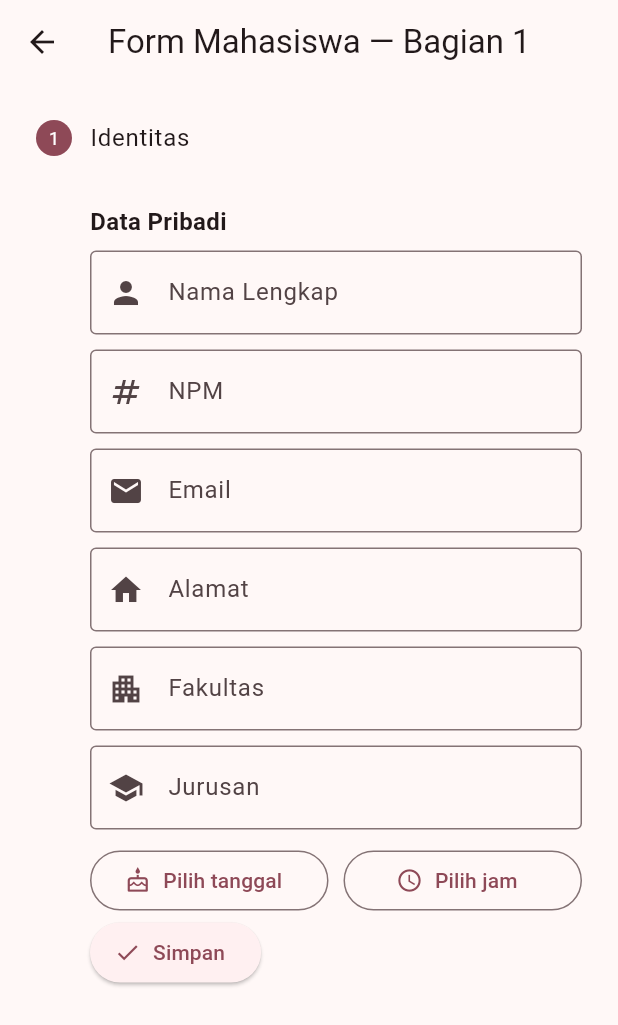
After one commit to alann00/PPB_Fatkhi-Maulana, a Flutter app: the FormMahasiswaPage screen opened by its route, on a phone screen of 412 x 824 dp. The commit adds this screen. Shown: the top 1025 px of the screen. Run offline on Flutter 3.47's test engine with Material 3 defaults, Android fonts, the phone set to English and light mode, and no system bars.

Commit message:
Tugas Minggu 2 : Menambahkan Form Mahasiswa

```diff
--- /dev/null
+++ b/lib/form_mahasiswa.dart
@@ -0,0 +1,260 @@
+import 'package:flutter/material.dart';
+
+class FormMahasiswaPage extends StatefulWidget {
+  const FormMahasiswaPage({super.key});
+
+  @override
+  State<FormMahasiswaPage> createState() => _FormMahasiswaPageState();
+}
+
+class _FormMahasiswaPageState extends State<FormMahasiswaPage> {
+  // --- Form key & step
+  final _formKey = GlobalKey<FormState>();
+  int _currentStep = 0; // hanya 1 step (index 0)
+
+  // --- Controller & field (BAGIAN 1)
+  final cNama = TextEditingController();
+  final cNpm = TextEditingController();
+  final cEmail = TextEditingController();
+  final cAlamat = TextEditingController();
+  final cFakultas = TextEditingController();
+  final cJurusan = TextEditingController();
+  DateTime? tglLahir;
+  TimeOfDay? jamBimbingan;
+
+  String get tglLahirLabel => tglLahir == null
+      ? 'Pilih tanggal'
+      : '${tglLahir!.day}/${tglLahir!.month}/${tglLahir!.year}';
+
+  String get jamLabel =>
+      jamBimbingan == null ? 'Pilih jam' : jamBimbingan!.format(context);
+
+  @override
+  void dispose() {
+    cNama.dispose();
+    cNpm.dispose();
+    cEmail.dispose();
+    cAlamat.dispose();
+    cFakultas.dispose();
+    cJurusan.dispose();
+    super.dispose();
+  }
+
+  Future<void> _pickDate() async {
+    final now = DateTime.now();
+    final res = await showDatePicker(
+      context: context,
+      firstDate: DateTime(1970),
+      lastDate: DateTime(now.year + 1),
+      initialDate: DateTime(now.year - 18, now.month, now.day),
+    );
+    if (res != null) setState(() => tglLahir = res);
+  }
+
+  Future<void> _pickTime() async {
+    final res = await showTimePicker(
+      context: context,
+      initialTime: const TimeOfDay(hour: 9, minute: 0),
+    );
+    if (res != null) setState(() => jamBimbingan = res);
+  }
+
+  void _simpan() {
+    if (!_formKey.currentState!.validate()) {
+      ScaffoldMessenger.of(context).showSnackBar(
+        const SnackBar(content: Text('Periksa kembali isian Anda.')),
+      );
+      return;
+    }
+    if (tglLahir == null) {
+      ScaffoldMessenger.of(context).showSnackBar(
+        const SnackBar(content: Text('Tanggal lahir belum dipilih')),
+      );
+      return;
+    }
+    if (jamBimbingan == null) {
+      ScaffoldMessenger.of(context).showSnackBar(
+        const SnackBar(content: Text('Jam bimbingan belum dipilih')),
+      );
+      return;
+    }
+
+    final data = {
+      'nama': cNama.text.trim(),
+      'npm': cNpm.text.trim(),
+      'email': cEmail.text.trim(),
+      'alamat': cAlamat.text.trim(),
+      'fakultas': cFakultas.text.trim(),
+      'jurusan': cJurusan.text.trim(),
+      'tglLahir': tglLahirLabel,
+      'jamBimbingan': jamLabel,
+    };
+
+    showDialog(
+      context: context,
+      builder: (_) => AlertDialog(
+        title: const Text('Ringkasan Data (Bagian 1)'),
+        content: SingleChildScrollView(
+          child: Column(
+            crossAxisAlignment: CrossAxisAlignment.start,
+            children: data.entries
+                .map(
+                  (e) => Padding(
+                    padding: const EdgeInsets.only(bottom: 8),
+                    child: Text('${e.key}: ${e.value}'),
+                  ),
+                )
+                .toList(),
+          ),
+        ),
+        actions: [
+          TextButton(
+            onPressed: () => Navigator.pop(context),
+            child: const Text('Tutup'),
+          ),
+        ],
+      ),
+    );
+  }
+
+  Widget _sectionTitle(String text) => Padding(
+    padding: const EdgeInsets.only(bottom: 8, top: 8),
+    child: Text(
+      text,
+      style: const TextStyle(fontWeight: FontWeight.bold, fontSize: 16),
+    ),
+  );
+
+  @override
+  Widget build(BuildContext context) {
+    final steps = <Step>[
+      Step(
+        title: const Text('Identitas'),
+        isActive: true,
+        state: StepState.indexed,
+        content: Column(
+          crossAxisAlignment: CrossAxisAlignment.start,
+          children: [
+            _sectionTitle('Data Pribadi'),
+            TextFormField(
+              controller: cNama,
+              decoration: const InputDecoration(
+                labelText: 'Nama Lengkap',
+                hintText: 'cth: Aulia Rahman',
+                border: OutlineInputBorder(),
+                prefixIcon: Icon(Icons.person),
+              ),
+              validator: (v) =>
+                  (v == null || v.trim().isEmpty) ? 'Nama wajib diisi' : null,
+            ),
+            const SizedBox(height: 10),
+            TextFormField(
+              controller: cNpm,
+              decoration: const InputDecoration(
+                labelText: 'NPM',
+                hintText: '231063*',
+                border: OutlineInputBorder(),
+                prefixIcon: Icon(Icons.numbers),
+              ),
+              validator: (v) =>
+                  (v == null || v.trim().isEmpty) ? 'NPM wajib diisi' : null,
+            ),
+            const SizedBox(height: 10),
+            TextFormField(
+              controller: cEmail,
+              decoration: const InputDecoration(
+                labelText: 'Email',
+                hintText: 'unsika123@gmail.com',
+                border: OutlineInputBorder(),
+                prefixIcon: Icon(Icons.email),
+              ),
+              validator: (v) =>
+                  (v == null || v.trim().isEmpty) ? 'Email wajib diisi' : null,
+            ),
+            const SizedBox(height: 10),
+            TextFormField(
+              controller: cAlamat,
+              decoration: const InputDecoration(
+                labelText: 'Alamat',
+                hintText: 'cth: Jl. Merdeka No. 123',
+                border: OutlineInputBorder(),
+                prefixIcon: Icon(Icons.home),
+              ),
+              validator: (v) =>
+                  (v == null || v.trim().isEmpty) ? 'Alamat wajib diisi' : null,
+            ),
+              const SizedBox(height: 10),
+              TextFormField(
+              controller: cFakultas,
+              decoration: const InputDecoration(
+                labelText: 'Fakultas',
+                hintText: 'cth: Ilmu Komputer',
+                border: OutlineInputBorder(),
+                prefixIcon: Icon(Icons.apartment),
+              ),
+              validator: (v) =>
+                  (v == null || v.trim().isEmpty) ? 'Fakultas wajib diisi' : null,
+            ),
+            const SizedBox(height: 10),
+            TextFormField(
+              controller: cJurusan,
+              decoration: const InputDecoration(
+                labelText: 'Jurusan',
+                hintText: 'cth: Sistem Informasi',
+                border: OutlineInputBorder(),
+                prefixIcon: Icon(Icons.school),
+              ),
+              validator: (v) =>
+                  (v == null || v.trim().isEmpty) ? 'Jurusan wajib diisi' : null,
+            ),
+            const SizedBox(height: 10),
+            Row(
+              children: [
+                Expanded(
+                  child: OutlinedButton.icon(
+                    icon: const Icon(Icons.cake_outlined),
+                    label: Text(tglLahirLabel),
+                    onPressed: _pickDate,
+                  ),
+                ),
+                const SizedBox(width: 10),
+                Expanded(
+                  child: OutlinedButton.icon(
+                    icon: const Icon(Icons.schedule),
+                    label: Text(jamLabel),
+                    onPressed: _pickTime,
+                  ),
+                ),
+              ],
+            ),
+          ],
+        ),
+      ),
+    ];
+
+    return Scaffold(
+      appBar: AppBar(title: const Text('Form Mahasiswa — Bagian 1')),
+      body: Form(
+        key: _formKey,
+        child: Stepper(
+          type: StepperType.vertical,
+          currentStep: _currentStep, // selalu 0
+          steps: steps,
+          onStepContinue: _simpan, // tombol lanjut = Simpan untuk 1 step
+          onStepCancel: null, // tidak perlu tombol kembali
+          controlsBuilder: (context, details) {
+            return Row(
+              children: [
+                ElevatedButton.icon(
+                  icon: const Icon(Icons.check),
+                  label: const Text('Simpan'),
+                  onPressed: details.onStepContinue,
+                ),
+              ],
+            );
+          },
+        ),
+     ),
+);
+}
+}
--- a/lib/main.dart
+++ b/lib/main.dart
@@ -1,4 +1,5 @@
 import 'package:flutter/material.dart';
+import 'form_mahasiswa.dart';
 
 void main() => runApp(const MyApp());
 
@@ -16,6 +17,7 @@ class MyApp extends StatelessWidget {
       ),
       home: const MainWithDrawer(),
       routes: {
+        '/form': (_) => const FormMahasiswaPage(),
         '/list': (_) => const DaftarMahasiswaPage(),
         '/tentang': (_) => const TentangAplikasiPage(),
         '/pengaturan': (_) => const PengaturanPage(),
@@ -142,6 +144,6 @@ class PengaturanPage extends StatelessWidget {
     return Scaffold(
       appBar: AppBar(title: const Text("Pengaturan")),
       body: const Center(child: Text("Pengaturan Apliaksi.")),
-    );
-  }
+);
 }
+}
```
